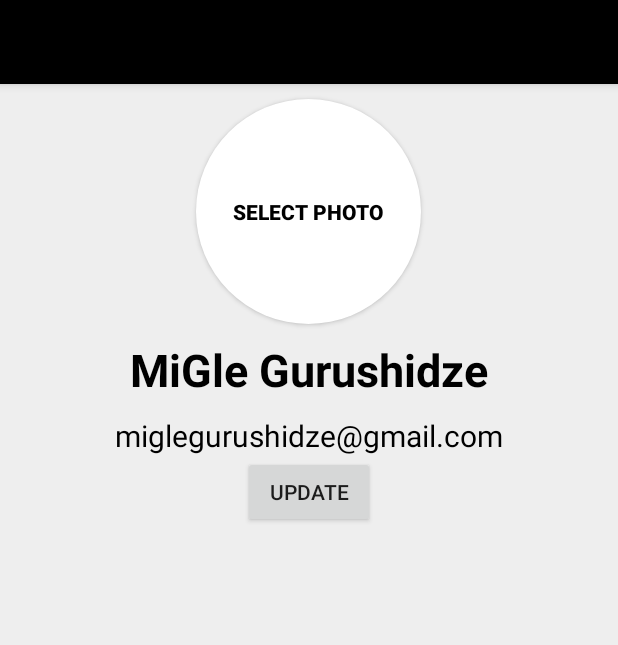
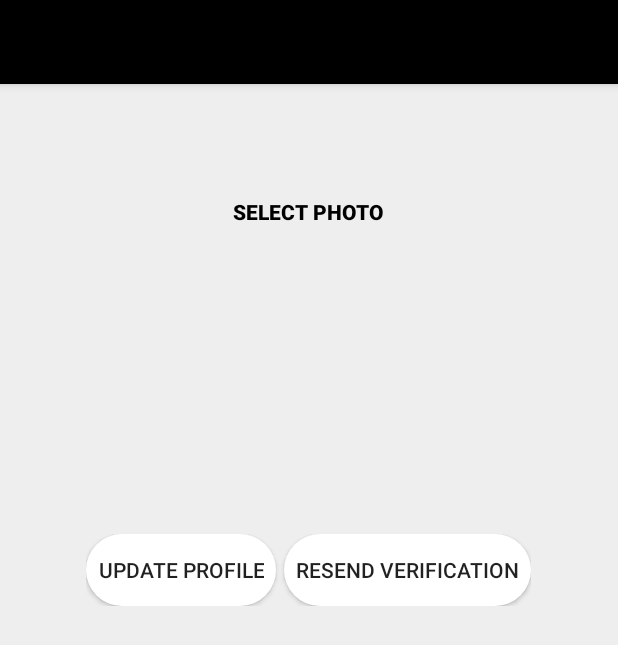
Before and after one commit to hacks1ash/MobileApplicatoinsHomeWork, an Android app: the screen it shows after launch (MainActivity), in the side drawer, after a tap on "Profile", on a phone screen of 412 x 824 dp. Shown: the top 645 px of the screen. Run offline under Robolectric (Android 15) with nearby library versions, the phone set to English and light mode, and no system bars; our stand-ins replace CircleImageView, Firebase (no records; nobody signed in at launch, a user with empty details on screens opened directly), Picasso; pictures from the network do not load.

Commit message:
BaseActivity, BaseFragment Added

```diff
--- a/FinalProject/app/src/main/java/com/example/hackslash/finalproject/BaseActivity.kt
+++ b/FinalProject/app/src/main/java/com/example/hackslash/finalproject/BaseActivity.kt
@@ -17,7 +17,7 @@ open class BaseActivity : AppCompatActivity() {
     fun signOut(auth: FirebaseAuth) {
         auth.signOut()
         updateUI(auth, null)
-        recreate()
+        finish()
     }
 
     fun updateUI(auth: FirebaseAuth, user: FirebaseUser?) {
--- a/FinalProject/app/src/main/java/com/example/hackslash/finalproject/BaseFragment.kt
+++ b/FinalProject/app/src/main/java/com/example/hackslash/finalproject/BaseFragment.kt
@@ -5,11 +5,16 @@ import android.content.Context
 import android.content.Intent
 import android.support.annotation.VisibleForTesting
 import android.support.v4.app.Fragment
+import android.util.Log
 import android.view.View
 import android.view.inputmethod.InputMethodManager
+import android.widget.Toast
 import com.example.hackslash.finalproject.account.LogInFragment
 import com.example.hackslash.finalproject.account.RegisterFragment
 import com.example.hackslash.finalproject.messaging.LatestMessagesFragment
+import com.google.firebase.auth.FirebaseAuth
+import com.google.firebase.auth.FirebaseUser
+import kotlinx.android.synthetic.main.fragment_profile.*
 
 open class BaseFragment : Fragment() {
 
@@ -67,4 +72,18 @@ open class BaseFragment : Fragment() {
         transaction?.addToBackStack(null)
         transaction?.commit()
     }
+
+    fun updateUI(auth: FirebaseAuth, user: FirebaseUser?) {
+        val currentUser = auth.currentUser
+
+        if (user != null) {
+            val email = currentUser!!.email
+            val name = currentUser.displayName
+            userNameProfileFragmentTextView.text = name
+            emailProfileFragmentTextView.text = email
+        } else {
+            userNameProfileFragmentTextView.text = ""
+            emailProfileFragmentTextView.text = ""
+        }
+    }
 }
--- a/FinalProject/app/src/main/java/com/example/hackslash/finalproject/account/LogInFragment.kt
+++ b/FinalProject/app/src/main/java/com/example/hackslash/finalproject/account/LogInFragment.kt
@@ -76,6 +76,7 @@ class LogInFragment : BaseFragment() {
         auth.signInWithEmailAndPassword(email, password).addOnCompleteListener(this.activity!!) { task ->
             if (task.isSuccessful) {
                 Log.d(TAG, "Sign in with Email : Success")
+                clearInputs()
                 startMainActivity()
             } else {
                 Log.d(TAG, "Sign in with Email : Fail")
@@ -155,6 +156,11 @@ class LogInFragment : BaseFragment() {
         return valid
     }
 
+    private fun clearInputs() {
+        emailSignInActivityEditText.text.clear()
+        passwordSignInActivityEditText.text.clear()
+    }
+
     companion object {
         private const val TAG = "LogInFragment"
     }
--- a/FinalProject/app/src/main/java/com/example/hackslash/finalproject/account/ProfileFragment.kt
+++ b/FinalProject/app/src/main/java/com/example/hackslash/finalproject/account/ProfileFragment.kt
@@ -2,6 +2,7 @@ package com.example.hackslash.finalproject.account
 
 import android.app.Activity
 import android.content.Intent
+import android.graphics.Color
 import android.net.Uri
 import android.os.Bundle
 import android.provider.MediaStore
@@ -9,6 +10,7 @@ import android.util.Log
 import android.view.LayoutInflater
 import android.view.View
 import android.view.ViewGroup
+import android.widget.Toast
 import com.example.hackslash.finalproject.BaseFragment
 import com.example.hackslash.finalproject.R
 import com.example.hackslash.finalproject.models.User
@@ -23,6 +25,8 @@ import kotlinx.android.synthetic.main.fragment_profile.*
 import java.util.*
 
 class ProfileFragment : BaseFragment() {
+
+    private lateinit var auth: FirebaseAuth
 
     override fun onCreateView(inflater: LayoutInflater, container: ViewGroup?, savedInstanceState: Bundle?): View? {
         return inflater.inflate(R.layout.fragment_profile, container, false)
@@ -42,6 +46,12 @@ class ProfileFragment : BaseFragment() {
         updateData.setOnClickListener {
             uploadImageToFirebaseStorage()
         }
+
+        resendVerificationEmail.setOnClickListener {
+            sendEmailVerification()
+        }
+
+        auth = FirebaseAuth.getInstance()
     }
 
     private var selectedPhotoUri: Uri? = null
@@ -59,6 +69,13 @@ class ProfileFragment : BaseFragment() {
 
             selectPhotoProfileFragmentButton.alpha = 0f
         }
+    }
+
+    override fun onStart() {
+        super.onStart()
+        val currentUser = auth.currentUser
+        updateUI(auth, currentUser)
+        checkVerified()
     }
 
     private fun uploadImageToFirebaseStorage() {
@@ -105,7 +122,7 @@ class ProfileFragment : BaseFragment() {
                     val userInDatabase = it.getValue(User::class.java)
                     if (userInDatabase != null && currentUser!!.uid == userInDatabase.uid && userInDatabase.profileImageUrl != "") {
                         Picasso.get().load(userInDatabase.profileImageUrl).into(profilePictureCircleView)
-                        selectPhotoProfileFragmentButton.visibility = View.GONE
+                        //selectPhotoProfileFragmentButton.visibility = View.GONE
                     }
                 }
 
@@ -116,6 +133,38 @@ class ProfileFragment : BaseFragment() {
         })
     }
 
+    private fun checkVerified() {
+        val currentUser = auth.currentUser
+        if (currentUser != null) {
+            if (currentUser.isEmailVerified){
+                verifiedStatusProfileFragmentTextView.text = getString(R.string.verified)
+                verifiedStatusProfileFragmentTextView.setTextColor(Color.parseColor("#00b300"))
+                resendVerificationEmail.visibility = View.GONE
+            } else {
+                verifiedStatusProfileFragmentTextView.text = getString(R.string.not_verified)
+                verifiedStatusProfileFragmentTextView.setTextColor(Color.parseColor("#ff0000"))
+                resendVerificationEmail.visibility = View.VISIBLE
+            }
+        }
+    }
+
+    private fun sendEmailVerification() {
+
+        val currentUser = auth.currentUser
+
+        currentUser?.sendEmailVerification()
+            ?.addOnCompleteListener { task ->
+                if (task.isSuccessful) {
+                    Toast.makeText(activity, "Verification Email sent to : ${currentUser.email} ", Toast.LENGTH_LONG)
+                        .show()
+                } else {
+                    Log.e(TAG, "sendEmailVerification", task.exception)
+                    Toast.makeText(activity, "Failed to send verification email", Toast.LENGTH_SHORT).show()
+                }
+            }
+    }
+
+
 
     companion object {
         private const val TAG = "ProfileFragment"
--- /dev/null
+++ b/FinalProject/app/src/main/res/drawable/rounded_corners_transparent.xml
@@ -0,0 +1,6 @@
+<?xml version="1.0" encoding="utf-8"?>
+<shape xmlns:android="http://schemas.android.com/apk/res/android">
+    <solid android:color="@android:color/transparent"/>
+    <corners android:radius="1000dp"/>
+    <padding android:left="0dp" android:top="0dp" android:right="0dp" android:bottom="0dp"/>
+</shape>
--- a/FinalProject/app/src/main/res/layout/fragment_profile.xml
+++ b/FinalProject/app/src/main/res/layout/fragment_profile.xml
@@ -22,7 +22,7 @@
                 android:layout_height="wrap_content"
                 android:height="150dp"
                 android:width="150dp"
-                android:background="@drawable/rounded_corners"
+                android:background="@drawable/rounded_corners_transparent"
                 android:layout_margin="10dp"
                 android:text="@string/select_photo"
                 android:textColor="#000"
@@ -33,19 +33,47 @@
 
     <TextView android:layout_width="wrap_content"
               android:layout_height="wrap_content"
-              android:text="MiGle Gurushidze"
+              android:textColor="@color/colorPrimary"
+              android:textSize="15sp"
+              android:layout_marginTop="10dp"
+              android:id="@+id/verifiedStatusProfileFragmentTextView"/>
+
+    <TextView android:layout_width="wrap_content"
+              android:layout_height="wrap_content"
               android:textColor="@color/colorPrimary"
               android:textSize="30sp"
-              android:textStyle="bold"/>
+              android:textStyle="bold"
+              android:layout_marginTop="5dp"
+              android:id="@+id/userNameProfileFragmentTextView"/>
+
     <TextView android:layout_width="wrap_content"
               android:layout_height="wrap_content"
-              android:text="miglegurushidze@gmail.com"
               android:textColor="@color/colorPrimary"
               android:textSize="20sp"
-              android:layout_marginTop="10dp"/>
+              android:layout_marginTop="10dp"
+              android:id="@+id/emailProfileFragmentTextView"/>
 
-    <Button android:layout_width="wrap_content"
-            android:layout_height="wrap_content"
-            android:text="update"
-            android:id="@+id/updateData"/>
+    <LinearLayout android:layout_width="wrap_content"
+                  android:layout_height="wrap_content"
+                  android:orientation="horizontal"
+                  android:layout_marginTop="15dp">
+
+        <Button android:layout_width="wrap_content"
+                android:layout_height="wrap_content"
+                android:text="@string/update_profile"
+                android:id="@+id/updateData"
+                android:background="@drawable/rounded_corners"
+                android:padding="8dp"/>
+
+        <Button android:layout_width="wrap_content"
+                android:layout_height="wrap_content"
+                android:text="@string/resend_verification"
+                android:id="@+id/resendVerificationEmail"
+                android:background="@drawable/rounded_corners"
+                android:padding="8dp"
+                android:layout_marginLeft="5dp"
+                android:layout_marginStart="5dp"/>
+
+    </LinearLayout>
+
 </LinearLayout>
--- a/FinalProject/app/src/main/res/values/colors.xml
+++ b/FinalProject/app/src/main/res/values/colors.xml
@@ -3,4 +3,5 @@
     <color name="colorPrimary">#000</color>
     <color name="colorPrimaryDark">#212121</color>
     <color name="colorAccent">#D81B60</color>
+    <color name="verified">#00b300</color>
 </resources>
--- a/FinalProject/app/src/main/res/values/strings.xml
+++ b/FinalProject/app/src/main/res/values/strings.xml
@@ -24,4 +24,8 @@
     <string name="new_message">New Message</string>
     <string name="enter_message">Enter Message</string>
     <string name="send">Send</string>
+    <string name="verified">Verified</string>
+    <string name="not_verified">Not Verified</string>
+    <string name="resend_verification">Resend Verification</string>
+    <string name="update_profile">Update Profile</string>
 </resources>
```
Also changed, not shown: FinalProject/app/src/main/java/com/example/hackslash/finalproject/account/RegisterFragment.kt (+26 -0 lines).
